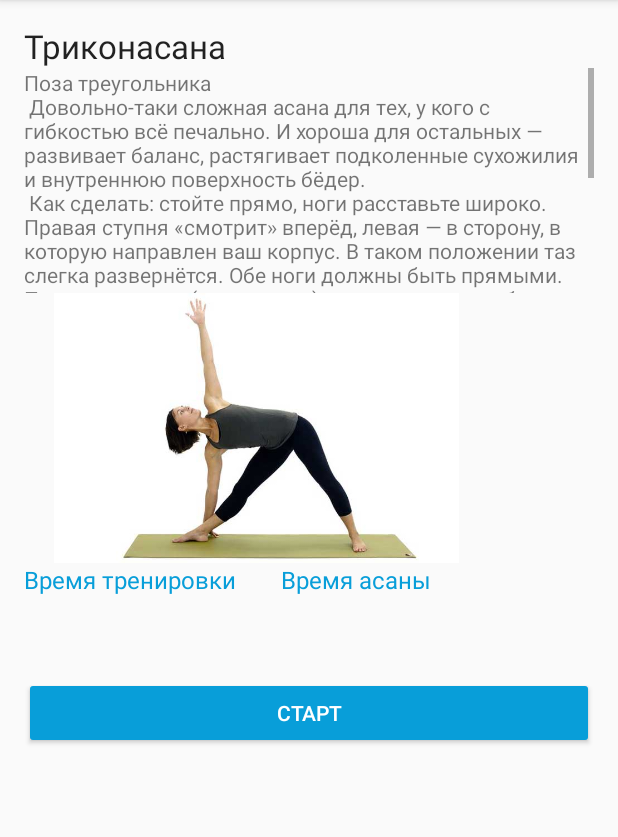
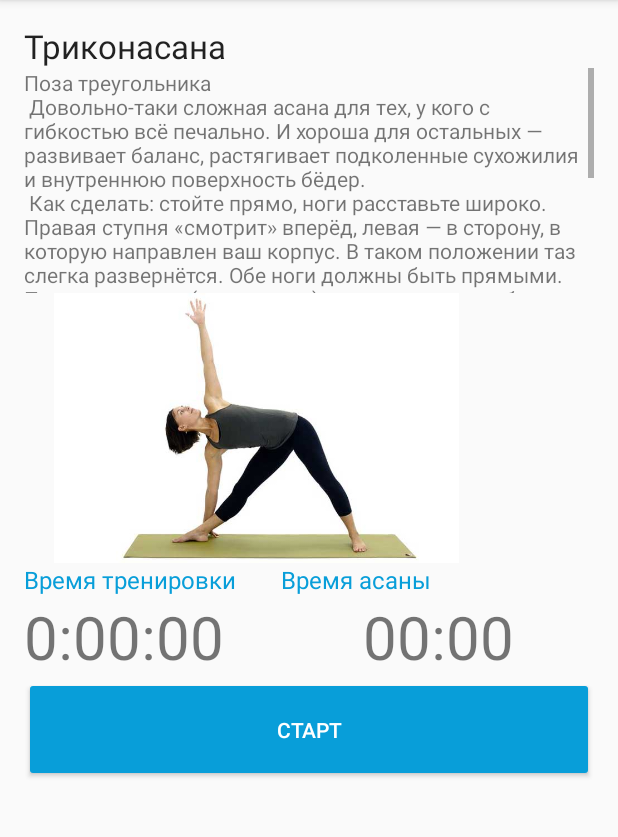
Before and after one commit to nillsimon/Yoga_Statica, an Android app: the screen it shows after launch (MainActivity), after a tap on an icon or button, on a phone screen of 412 x 824 dp, the part 84-921 px from its top. Run offline under Robolectric (Android 15) with nearby library versions, the phone set to English and light mode, and no system bars.

Commit message:
Make android.permission.WAKE_LOCK

```diff
--- a/app/src/main/AndroidManifest.xml
+++ b/app/src/main/AndroidManifest.xml
@@ -1,6 +1,7 @@
 <?xml version="1.0" encoding="utf-8"?>
 <manifest xmlns:android="http://schemas.android.com/apk/res/android"
     package="com.example.saimon.yoga_statica">
+    <uses-permission android:name="android.permission.WAKE_LOCK"/>
 
     <application
         android:name=".presenter.SlimApp"
--- a/app/src/main/java/com/example/saimon/yoga_statica/home/MainActivity.java
+++ b/app/src/main/java/com/example/saimon/yoga_statica/home/MainActivity.java
@@ -30,7 +30,7 @@ public class MainActivity extends AppCompatActivity {
     TextView timer_Training, timer_Assana;
     MediaPlayer mediaPlayer;
 
-    public int time2 = 15000;
+    public int time2 = 30000;
     FrameLayout container;
     private boolean running = true;
     boolean isStarted = false;
--- a/app/src/main/res/layout/timer_layout.xml
+++ b/app/src/main/res/layout/timer_layout.xml
@@ -29,16 +29,13 @@
     android:layout_height="wrap_content"
     android:orientation="horizontal">
 
-
     <TextView
+        android:layout_weight="1"
         android:id="@+id/timerTraining"
-        android:layout_weight="1"
-        android:layout_gravity="left"
-        android:textSize="@dimen/size_text_l"
-        tools:text="0:00:00"
+        android:layout_width="wrap_content"
         android:layout_height="wrap_content"
-        android:layout_width="@dimen/margin_0" />
-
+        android:text="0:00:00"
+        android:textSize="@dimen/size_text_l"/>
 
     <TextView
         android:id="@+id/timerAsana"
@@ -46,15 +43,15 @@
         android:paddingLeft="40dp"
         android:layout_gravity="right"
         android:textSize="@dimen/size_text_l"
-        tools:text="00:00"
+        android:text="00:00"
         android:layout_height="wrap_content"
-        android:layout_width="@dimen/margin_0"/>
+        android:layout_width="wrap_content"/>
     </LinearLayout>
 <Button
     style="@style/PurpleButton"
 android:id="@+id/btn_fragment"
 android:layout_width="match_parent"
-android:layout_height="wrap_content"
+android:layout_height="70dp"
 android:onClick="onClickStart"
 android:text="@string/start"
 tools:ignore="OnClick"/>
```
